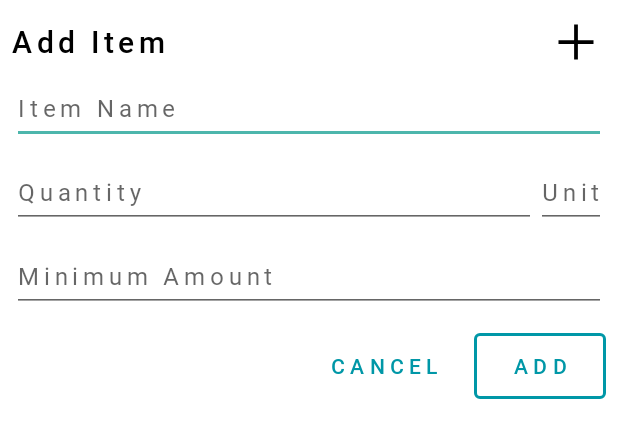
After one commit to BrandedNomad/MyFreezerAndroid, an Android app: the layout add_item.xml on its own in the app's theme, with its tools: preview values and no code run, on a phone screen of 412 x 824 dp. The commit adds this screen. Shown: the top 438 px of the screen. Run offline under Robolectric (Android 15) with nearby library versions, the phone set to English and light mode, and no system bars.

Commit message:
feat: catchup

```diff
--- a/app/src/main/java/com/myfreezer/app/domain/FreezerItem.kt
+++ b/app/src/main/java/com/myfreezer/app/models/FreezerItem.kt
@@ -1,4 +1,4 @@
-package com.myfreezer.app.domain
+package com.myfreezer.app.models
 
 import android.os.Parcelable
 import kotlinx.android.parcel.Parcelize
--- a/app/src/main/java/com/myfreezer/app/repository/Repository.kt
+++ b/app/src/main/java/com/myfreezer/app/repository/Repository.kt
@@ -2,7 +2,7 @@ package com.myfreezer.app.repository
 
 import androidx.lifecycle.LiveData
 import androidx.lifecycle.MutableLiveData
-import com.myfreezer.app.domain.FreezerItem
+import com.myfreezer.app.models.FreezerItem
 import com.myfreezer.app.shared.freezerList
 
 
--- a/app/src/main/java/com/myfreezer/app/shared/DummyData.kt
+++ b/app/src/main/java/com/myfreezer/app/shared/DummyData.kt
@@ -1,6 +1,6 @@
 package com.myfreezer.app.shared
 
-import com.myfreezer.app.domain.FreezerItem
+import com.myfreezer.app.models.FreezerItem
 
 val one = FreezerItem("Chicken Breast","10","pcs")
 val two = FreezerItem("Chicken feet","1","kg")
@@ -15,4 +15,4 @@ val ten = FreezerItem("Chicken Wings","3","kg")
 val eleven = FreezerItem("Beef Mince","2","kg")
 val twelve = FreezerItem("Mushrooms","6","pkg")
 
-val freezerList = listOf(one,two,three,four,five,six,seven,eight,nine,ten,eleven,twelve)
+val freezerList = mutableListOf(one,two,three,four,five,six,seven,eight,nine,ten,eleven,twelve)
--- a/app/src/main/java/com/myfreezer/app/ui/freezer/FreezerAdapter.kt
+++ b/app/src/main/java/com/myfreezer/app/ui/freezer/FreezerAdapter.kt
@@ -9,7 +9,7 @@ import androidx.recyclerview.widget.DiffUtil
 import androidx.recyclerview.widget.ListAdapter
 import androidx.recyclerview.widget.RecyclerView
 import com.myfreezer.app.R
-import com.myfreezer.app.domain.FreezerItem
+import com.myfreezer.app.models.FreezerItem
 
 /**
  * @class FreezerAdapter
--- a/app/src/main/java/com/myfreezer/app/ui/freezer/FreezerFragment.kt
+++ b/app/src/main/java/com/myfreezer/app/ui/freezer/FreezerFragment.kt
@@ -1,15 +1,20 @@
 package com.myfreezer.app.ui.freezer
 
+import android.app.AlertDialog
 import android.os.Bundle
 import android.view.LayoutInflater
 import android.view.View
 import android.view.ViewGroup
+import android.widget.Button
+import android.widget.EditText
+import android.widget.Toast
 import androidx.databinding.DataBindingUtil
 import androidx.fragment.app.Fragment
 import androidx.lifecycle.Observer
 import androidx.lifecycle.ViewModelProvider
 import com.myfreezer.app.R
 import com.myfreezer.app.databinding.FragmentFreezerBinding
+import com.myfreezer.app.models.FreezerItem
 import com.myfreezer.app.shared.freezerList
 
 /**
@@ -27,6 +32,7 @@ class FreezerFragment: Fragment() {
 
         //BINDING
 
+
         //create binding
         val binding: FragmentFreezerBinding = DataBindingUtil.inflate(
             inflater,
@@ -37,6 +43,16 @@ class FreezerFragment: Fragment() {
 
         //set lifecycle owner
         binding.lifecycleOwner = this
+
+        //Variables
+
+        val addItemLayout = View.inflate(context,R.layout.add_item,null)
+
+
+        val addDialogBuilder = AlertDialog.Builder(context)
+        addDialogBuilder.setView(addItemLayout)
+        addDialogBuilder.setCancelable(true)
+        val addDialog = addDialogBuilder.create()
 
         //VIEWMODEL
 
@@ -64,7 +80,50 @@ class FreezerFragment: Fragment() {
         })
 
 
+
+
+        binding.floatingActionButton.setOnClickListener{
+            displayAddItemModal(addDialog,addItemLayout,viewModel)
+        }
+
+
         return binding.root
 
     }
+
+    private fun displayAddItemModal(dialog:AlertDialog, itemLayout:View,viewModel:FreezerViewModel){
+
+        val cancelButton: Button = itemLayout.findViewById(R.id.addItemCancelButton)
+        val addButton: Button = itemLayout.findViewById(R.id.addItemAddButton)
+        val itemNameView: EditText = itemLayout.findViewById(R.id.addItemNameField)
+        val itemQuantityView: EditText = itemLayout.findViewById(R.id.addItemQuantityField)
+        val itemUnitView: EditText = itemLayout.findViewById(R.id.addItemUnitField)
+        val itemMinimumView: EditText = itemLayout.findViewById(R.id.addItemMinimumField)
+
+
+        cancelButton.setOnClickListener{
+            dialog.dismiss()
+        }
+
+        addButton.setOnClickListener{
+
+            //get values from text fields
+            var newFreezerItem = FreezerItem(itemNameView.text.toString(),itemQuantityView.text.toString(),itemUnitView.text.toString())
+
+            //Create new freezerListItem
+            freezerList.add(newFreezerItem)
+
+            //clear textfields
+            itemNameView.setText("")
+            itemQuantityView.setText("")
+            itemUnitView.setText("")
+            itemMinimumView.setText("")
+
+            //dismiss modal
+            dialog.dismiss()
+        }
+
+        dialog.show()
+
+    }
 }
--- /dev/null
+++ b/app/src/main/res/drawable/button_secondary.xml
@@ -0,0 +1,7 @@
+<?xml version="1.0" encoding="utf-8"?>
+<shape
+    xmlns:android="http://schemas.android.com/apk/res/android"
+    android:shape="rectangle">
+    <stroke android:width="5px" android:color="#ffffff" />
+    <corners android:radius="4dp" />
+</shape>
--- /dev/null
+++ b/app/src/main/res/layout/add_item.xml
@@ -0,0 +1,116 @@
+<?xml version="1.0" encoding="utf-8"?>
+<androidx.constraintlayout.widget.ConstraintLayout
+    xmlns:android="http://schemas.android.com/apk/res/android"
+    xmlns:app="http://schemas.android.com/apk/res-auto"
+    android:layout_width="match_parent"
+    android:layout_height="match_parent"
+    android:padding="@dimen/modal_padding_default">
+    <LinearLayout
+        android:layout_width="match_parent"
+        android:layout_height="wrap_content"
+        android:orientation="vertical"
+        app:layout_constraintStart_toStartOf="parent"
+        app:layout_constraintTop_toTopOf="parent">
+        <LinearLayout
+            android:layout_width="match_parent"
+            android:layout_height="wrap_content"
+            android:orientation="horizontal"
+            android:gravity="center_vertical">
+            <TextView
+                android:layout_width="wrap_content"
+                android:layout_height="wrap_content"
+                android:text="@string/modal_title_add"
+                android:textColor="@color/on_primary"
+                style="@style/heading_6"
+                android:layout_weight="2" />
+            <ImageView
+                android:layout_width="@dimen/icon_l"
+                android:layout_height="@dimen/icon_l"
+                android:src="@drawable/add"
+                app:tint="@color/black" />
+        </LinearLayout>
+        <LinearLayout
+            android:layout_width="match_parent"
+            android:layout_height="wrap_content"
+            android:orientation="horizontal">
+            <EditText
+                style="@style/body_1"
+                android:id="@+id/addItemNameField"
+                android:inputType="text"
+                android:hint="@string/hint_text_item"
+                android:layout_height="@dimen/text_field_height_default"
+                android:layout_width="match_parent"
+                android:layout_marginBottom="@dimen/text_field_space_between"/>
+        </LinearLayout>
+        <LinearLayout
+            android:layout_width="match_parent"
+            android:layout_height="wrap_content"
+            android:orientation="horizontal">
+            <EditText
+                style="@style/body_1"
+                android:id="@+id/addItemQuantityField"
+                android:inputType="number"
+                android:hint="@string/hint_text_quantity"
+                android:layout_height="@dimen/text_field_height_default"
+                android:layout_width="200dp"
+                android:layout_weight="2"
+                android:layout_marginBottom="@dimen/text_field_space_between"/>
+            <EditText
+                style="@style/body_1"
+                android:id="@+id/addItemUnitField"
+                android:inputType="text"
+                android:hint="@string/hint_text_unit"
+                android:layout_height="@dimen/text_field_height_default"
+                android:layout_width="wrap_content"
+                android:layout_marginBottom="@dimen/text_field_space_between"/>
+        </LinearLayout>
+        <LinearLayout
+            android:layout_width="match_parent"
+            android:layout_height="wrap_content"
+            android:orientation="horizontal">
+            <EditText
+                style="@style/body_1"
+                android:id="@+id/addItemMinimumField"
+                android:inputType="number"
+                android:hint="@string/hint_text_minimum"
+                android:layout_height="@dimen/text_field_height_default"
+                android:layout_width="match_parent"
+                android:layout_marginBottom="@dimen/text_field_space_between"/>
+        </LinearLayout>
+        <LinearLayout
+            android:layout_width="match_parent"
+            android:layout_height="wrap_content"
+            android:orientation="horizontal"
+            android:gravity="right">
+            <com.google.android.material.button.MaterialButton
+                android:id="@+id/addItemCancelButton"
+                style="@style/button_tertiary"
+                android:text="@string/button_text_cancel"
+                android:layout_height="@dimen/button_height_tall"
+                android:layout_width="wrap_content"
+                android:paddingLeft="@dimen/button_padding_default"
+                android:paddingRight="@dimen/button_padding_default"
+                android:layout_marginRight="@dimen/button_space_between"
+                android:textColor="@color/primary"
+                app:rippleColor="@color/secondary"/>
+            <com.google.android.material.button.MaterialButton
+                android:id="@+id/addItemAddButton"
+                style="@style/button_secondary"
+                android:text="@string/button_text_add"
+                android:layout_height="@dimen/button_height_tall"
+                android:layout_width="wrap_content"
+                android:paddingLeft="@dimen/button_padding_default"
+                android:paddingRight="@dimen/button_padding_default"
+                android:textColor="@color/primary"
+                app:backgroundTint="@android:color/transparent"
+                app:cornerRadius="@dimen/radius_s"
+                app:rippleColor="@color/secondary"
+                app:strokeColor="@color/primary"
+                app:strokeWidth="@dimen/border_line_height_thick"/>
+        </LinearLayout>
+
+    </LinearLayout>
+
+
+
+</androidx.constraintlayout.widget.ConstraintLayout>
--- a/app/src/main/res/values-night/themes.xml
+++ b/app/src/main/res/values-night/themes.xml
@@ -14,4 +14,11 @@
         <!-- Customize your theme here. -->
         <item name="android:navigationBarColor" tools:targetApi="l">?attr/colorPrimaryVariant</item>
     </style>
+
+    <style name="EditTextTheme" parent="Theme.AppCompat.Light.DarkActionBar">
+        <item name="colorControlNormal">@color/primary</item>
+        <item name="colorControlActivated">@color/primary</item>
+        <item name="colorControlHighlight">@color/primary</item>
+    </style>
+
 </resources>
--- a/app/src/main/res/values/dimens.xml
+++ b/app/src/main/res/values/dimens.xml
@@ -8,6 +8,12 @@
     <dimen name="space_l">24dp</dimen>
     <dimen name="space_xl">32dp</dimen>
     <dimen name="space_xxl">36dp</dimen>
+
+    <dimen name="radius_s">4dp</dimen>
+    <dimen name="radius_m">8dp</dimen>
+    <dimen name="radius_l">10dp</dimen>
+
+
 
     <dimen name="margin_horizontal_default">16dp</dimen>
 
@@ -34,6 +40,7 @@
     <dimen name="icon_l">40dp</dimen>
     <dimen name="icon_xl">100dp</dimen>
 
+    <dimen name="button_height_tall">56dp</dimen>
     <dimen name="button_height_default">36dp</dimen>
     <dimen name="button_padding_default">16dp</dimen>
     <dimen name="button_space_between">8dp</dimen>
--- a/app/src/main/res/values/strings.xml
+++ b/app/src/main/res/values/strings.xml
@@ -13,7 +13,7 @@
 
     <string name="hint_text_item">Item Name</string>
     <string name="hint_text_quantity">Quantity</string>
-    <string name="hint_text_unit">kg/g/pcs/pkg ?</string>
+    <string name="hint_text_unit">Unit</string>
     <string name="hint_text_minimum">Minimum Amount</string>
     <string name="hint_text_category">Category</string>
 
--- a/app/src/main/res/values/styles.xml
+++ b/app/src/main/res/values/styles.xml
@@ -44,7 +44,7 @@
     <style name="body_1">
         <item name="android:fontFamily">@font/roboto_regular</item>
         <item name="android:textSize">16sp</item>
-        <item name="android:letterSpacing">0.5</item>
+        <item name="android:letterSpacing">0.2</item>
     </style>
     <style name="body_2">
         <item name="android:fontFamily">@font/roboto_regular</item>
@@ -74,5 +74,17 @@
         <item name="android:letterSpacing">1.0</item>
         <item name="android:textAllCaps">true</item>
     </style>
+    <style name="button_secondary" parent="Widget.MaterialComponents.Button.OutlinedButton">
+        <item name="android:fontFamily">@font/roboto_medium</item>
+        <item name="android:textSize">14sp</item>
+        <item name="android:letterSpacing">0.25</item>
+        <item name="android:textAllCaps">true</item>
+    </style>
+    <style name="button_tertiary" parent="Widget.AppCompat.Button.Borderless">
+        <item name="android:fontFamily">@font/roboto_medium</item>
+        <item name="android:textSize">14sp</item>
+        <item name="android:letterSpacing">0.25</item>
+        <item name="android:textAllCaps">true</item>
+    </style>
 
 </resources>
--- a/app/src/main/res/values/themes.xml
+++ b/app/src/main/res/values/themes.xml
@@ -15,4 +15,10 @@
         <item name="android:navigationBarColor" tools:targetApi="l">?attr/colorPrimaryVariant</item>
     </style>
 
+    <style name="EditTextTheme" parent="Theme.AppCompat.Light.DarkActionBar">
+        <item name="colorControlNormal">@color/primary</item>
+        <item name="colorControlActivated">@color/primary</item>
+        <item name="colorControlHighlight">@color/primary</item>
+    </style>
+
 </resources>
```
